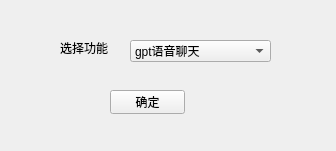
Above: ui/design/select_function.ui from QureL/ChatGPTVoice before the change. Below: the same form after it.
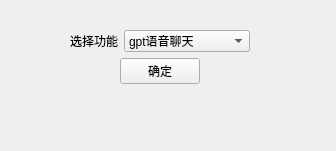
That is the form after the change.

Diff of the .ui file:
```diff
--- a/ui/design/select_function.ui
+++ b/ui/design/select_function.ui
@@ -13,15 +13,30 @@
   <property name="windowTitle">
    <string>OfflineSubtitle</string>
   </property>
+  <widget class="QWidget" name="">
+   <property name="geometry">
+    <rect>
+     <x>70</x>
+     <y>30</y>
+     <width>180</width>
+     <height>81</height>
+    </rect>
+   </property>
+   <layout class="QVBoxLayout" name="verticalLayout">
+    <property name="sizeConstraint">
+     <enum>QLayout::SetFixedSize</enum>
+    </property>
+    <item>
+     <layout class="QHBoxLayout" name="horizontalLayout">
+      <item>
+       <widget class="QLabel" name="label">
+        <property name="text">
+         <string>选择功能</string>
+        </property>
+       </widget>
+      </item>
+      <item>
   <widget class="QComboBox" name="select_funcion_combo">
-   <property name="geometry">
-    <rect>
-     <x>130</x>
-     <y>40</y>
-     <width>141</width>
-     <height>22</height>
-    </rect>
-   </property>
    <item>
     <property name="text">
      <string>gpt语音聊天</string>
@@ -33,31 +48,30 @@
     </property>
    </item>
   </widget>
-  <widget class="QLabel" name="label">
-   <property name="geometry">
-    <rect>
-     <x>60</x>
-     <y>40</y>
-     <width>71</width>
-     <height>16</height>
-    </rect>
-   </property>
-   <property name="text">
-    <string>选择功能</string>
-   </property>
-  </widget>
+      </item>
+     </layout>
+    </item>
+    <item>
+     <layout class="QHBoxLayout" name="horizontalLayout_2">
+      <item>
   <widget class="QPushButton" name="pushButton">
-   <property name="geometry">
-    <rect>
-     <x>110</x>
-     <y>90</y>
-     <width>75</width>
-     <height>24</height>
-    </rect>
+        <property name="sizePolicy">
+         <sizepolicy hsizetype="Fixed" vsizetype="Fixed">
+          <horstretch>0</horstretch>
+          <verstretch>0</verstretch>
+         </sizepolicy>
+        </property>
+        <property name="layoutDirection">
+         <enum>Qt::LeftToRight</enum>
    </property>
    <property name="text">
     <string>确定</string>
    </property>
+       </widget>
+      </item>
+     </layout>
+    </item>
+   </layout>
   </widget>
  </widget>
  <resources/>
```
Lines whose indentation alone changed are shown as unchanged.
